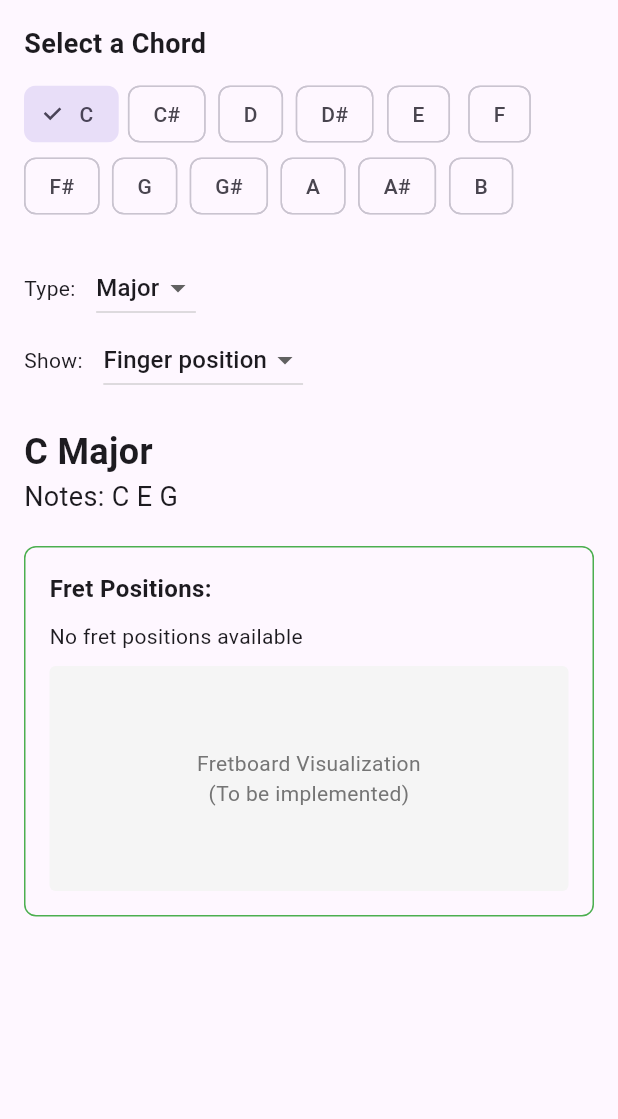
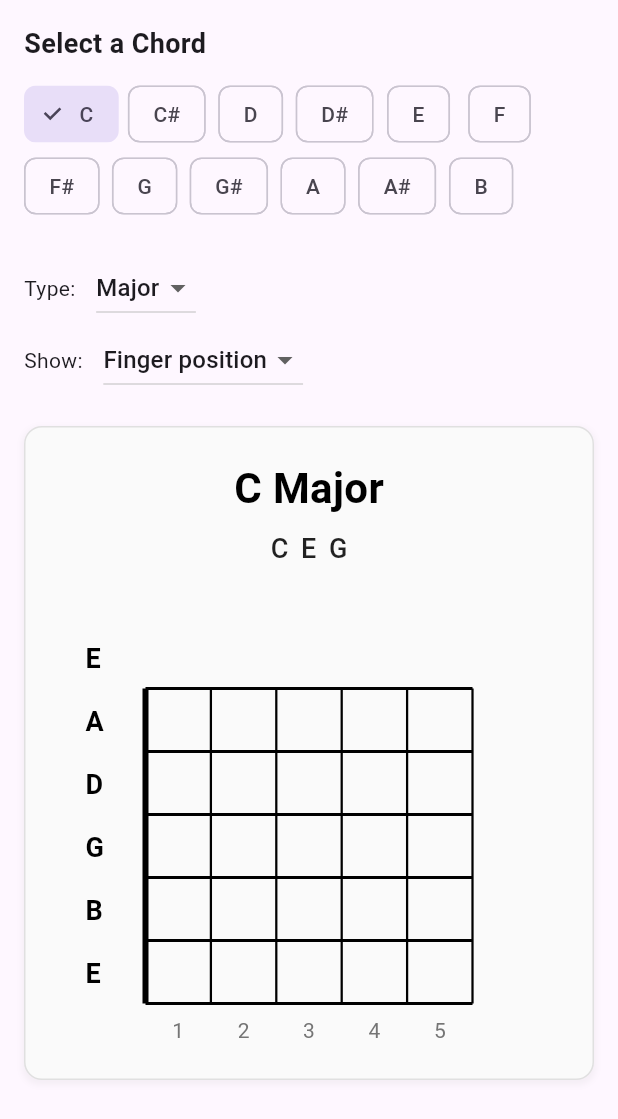
Before and after one commit to isurika23/Guitar-Pal, a Flutter app: the ChordPracticePage screen opened directly with empty values, on a phone screen of 412 x 824 dp. Shown: the top 1119 px of the screen. Run offline on Flutter 3.47's test engine with Material 3 defaults, Android fonts, the phone set to English and light mode, and no system bars; our stand-ins replace flutter_blue_plus.

Commit message:
feat: add FretboardWidget for displaying chord and scale positions_in progress

```diff
--- a/mobile_app/lib/main.dart
+++ b/mobile_app/lib/main.dart
@@ -5,6 +5,7 @@ import 'package:flutter/material.dart';
 import 'package:flutter/services.dart';
 import 'package:flutter_blue_plus/flutter_blue_plus.dart';
 import 'services/bluetooth_service.dart';
+import 'widgets/fret_board_widget.dart';
 
 // Entry point of the application
 void main() {
@@ -580,20 +581,28 @@ class _ScalePracticePageState extends State<ScalePracticePage> {
               },
             ),
 
-            SizedBox(height: 20),
+            // SizedBox(height: 20),
 
-            // Display selected scale and notes
-            Text(
-              "$selectedNote $scaleType Scale",
-              style: TextStyle(fontSize: 24, fontWeight: FontWeight.bold),
+            // // Display selected scale and notes
+            // Text(
+            //   "$selectedNote $scaleType Scale",
+            //   style: TextStyle(fontSize: 24, fontWeight: FontWeight.bold),
+            // ),
+            // Text(
+            //   "Notes: ${scaleNotes.join(" ")}",
+            //   style: TextStyle(fontSize: 18),
+            // ),
+
+            // Use the new FretboardWidget for scales
+            FretboardWidget(
+              fretPositions: [], // Not used for scales
+              title: "Scale Fretboard",
+              isScaleMode: true,
+              scalePositions: scalePositions,
+              selectedNote: selectedNote,
+              selectedType: scaleType,
+              notes: scaleNotes,
             ),
-            Text(
-              "Notes: ${scaleNotes.join(" ")}",
-              style: TextStyle(fontSize: 18),
-            ),
-
-            // Scale position display
-            ScalePositionWidget(scalePositions: scalePositions),
           ],
         ),
       ),
@@ -750,7 +759,7 @@ class _ChordPracticePageState extends State<ChordPracticePage> {
     }
   }
 
-  @override
+   @override
   Widget build(BuildContext context) {
     return Scaffold(
       body: SingleChildScrollView(
@@ -786,22 +795,27 @@ class _ChordPracticePageState extends State<ChordPracticePage> {
               },
             ),
 
-            SizedBox(height: 20),
+            // SizedBox(height: 20),
 
-            // Display selected chord and notes
-            Text(
-              "$selectedNote $chordType",
-              style: TextStyle(fontSize: 24, fontWeight: FontWeight.bold),
-            ),
-            Text(
-              "Notes: ${chordNotes.join(" ")}",
-              style: TextStyle(fontSize: 18),
-            ),
+            // // Display selected chord and notes
+            // Text(
+            //   "$selectedNote $chordType",
+            //   style: TextStyle(fontSize: 24, fontWeight: FontWeight.bold),
+            // ),
+            // Text(
+            //   "Notes: ${chordNotes.join(" ")}",
+            //   style: TextStyle(fontSize: 18),
+            // ),
 
-            // Fretboard display
+            // Use the new FretboardWidget for chords
             FretboardWidget(
               fretPositions: fretPositions,
               noStrumStrings: noStrumStrings,
+              title: "Chord Fretboard",
+              isScaleMode: false,
+              selectedNote: selectedNote,
+              selectedType: chordType,
+              notes: chordNotes,
             ),
           ],
         ),
@@ -810,68 +824,68 @@ class _ChordPracticePageState extends State<ChordPracticePage> {
   }
 }
 
-/// ---------------- Fretboard Widget ----------------
-class FretboardWidget extends StatelessWidget {
-  final List<int> fretPositions;
-  final List<String> noStrumStrings;
+// /// ---------------- Fretboard Widget ----------------
+// class FretboardWidget extends StatelessWidget {
+//   final List<int> fretPositions;
+//   final List<String> noStrumStrings;
 
-  const FretboardWidget({
-    required this.fretPositions,
-    required this.noStrumStrings,
-    Key? key,
-  }) : super(key: key);
+//   const FretboardWidget({
+//     required this.fretPositions,
+//     required this.noStrumStrings,
+//     Key? key,
+//   }) : super(key: key);
 
-  @override
-  Widget build(BuildContext context) {
-    return Container(
-      margin: EdgeInsets.symmetric(vertical: 20),
-      padding: EdgeInsets.all(16),
-      decoration: BoxDecoration(
-        border: Border.all(color: Colors.green),
-        borderRadius: BorderRadius.circular(8),
-      ),
-      child: Column(
-        crossAxisAlignment: CrossAxisAlignment.start,
-        children: [
-          Text(
-            "Fret Positions:",
-            style: TextStyle(fontSize: 16, fontWeight: FontWeight.bold),
-          ),
-          SizedBox(height: 10),
-          Text(
-            fretPositions.isNotEmpty
-                ? fretPositions.toString()
-                : "No fret positions available",
-            style: TextStyle(fontSize: 14),
-          ),
-          if (noStrumStrings.isNotEmpty) ...[
-            SizedBox(height: 10),
-            Text(
-              "Don't strum: ${noStrumStrings.join(', ')}",
-              style: TextStyle(fontSize: 14, color: Colors.red),
-            ),
-          ],
-          SizedBox(height: 10),
-          Container(
-            height: 150,
-            width: double.infinity,
-            decoration: BoxDecoration(
-              color: Colors.grey[100],
-              borderRadius: BorderRadius.circular(4),
-            ),
-            child: Center(
-              child: Text(
-                "Fretboard Visualization\n(To be implemented)",
-                textAlign: TextAlign.center,
-                style: TextStyle(fontSize: 14, color: Colors.grey[600]),
-              ),
-            ),
-          ),
-        ],
-      ),
-    );
-  }
-}
+//   @override
+//   Widget build(BuildContext context) {
+//     return Container(
+//       margin: EdgeInsets.symmetric(vertical: 20),
+//       padding: EdgeInsets.all(16),
+//       decoration: BoxDecoration(
+//         border: Border.all(color: Colors.green),
+//         borderRadius: BorderRadius.circular(8),
+//       ),
+//       child: Column(
+//         crossAxisAlignment: CrossAxisAlignment.start,
+//         children: [
+//           Text(
+//             "Fret Positions:",
+//             style: TextStyle(fontSize: 16, fontWeight: FontWeight.bold),
+//           ),
+//           SizedBox(height: 10),
+//           Text(
+//             fretPositions.isNotEmpty
+//                 ? fretPositions.toString()
+//                 : "No fret positions available",
+//             style: TextStyle(fontSize: 14),
+//           ),
+//           if (noStrumStrings.isNotEmpty) ...[
+//             SizedBox(height: 10),
+//             Text(
+//               "Don't strum: ${noStrumStrings.join(', ')}",
+//               style: TextStyle(fontSize: 14, color: Colors.red),
+//             ),
+//           ],
+//           SizedBox(height: 10),
+//           Container(
+//             height: 150,
+//             width: double.infinity,
+//             decoration: BoxDecoration(
+//               color: Colors.grey[100],
+//               borderRadius: BorderRadius.circular(4),
+//             ),
+//             child: Center(
+//               child: Text(
+//                 "Fretboard Visualization\n(To be implemented)",
+//                 textAlign: TextAlign.center,
+//                 style: TextStyle(fontSize: 14, color: Colors.grey[600]),
+//               ),
+//             ),
+//           ),
+//         ],
+//       ),
+//     );
+//   }
+//}
 
 /// ---------------- Reusable Music Selection Widget ----------------
 class MusicSelectionWidget extends StatelessWidget {
--- /dev/null
+++ b/mobile_app/lib/widgets/fret_board_widget.dart
@@ -0,0 +1,317 @@
+import 'package:flutter/material.dart';
+
+/// A reusable fretboard widget that displays finger positions for chords and scales
+class FretboardWidget extends StatelessWidget {
+  final List<int> fretPositions;
+  final List<String> noStrumStrings;
+  final String title;
+  final bool isScaleMode;
+  final List<List<int>>? scalePositions;
+  final String selectedNote;
+  final String selectedType;
+  final List<String> notes;
+
+  const FretboardWidget({
+    required this.fretPositions,
+    this.noStrumStrings = const [],
+    this.title = "Fretboard",
+    this.isScaleMode = false,
+    this.scalePositions,
+    required this.selectedNote,
+    required this.selectedType,
+    required this.notes,
+    Key? key,
+  }) : super(key: key);
+
+  @override
+  Widget build(BuildContext context) {
+    return Container(
+      margin: EdgeInsets.symmetric(vertical: 20),
+      padding: EdgeInsets.all(20),
+      decoration: BoxDecoration(
+        border: Border.all(color: Colors.grey[300]!, width: 1),
+        borderRadius: BorderRadius.circular(12),
+        color: Colors.grey[50],
+        boxShadow: [
+          BoxShadow(
+            color: Colors.grey.withOpacity(0.1),
+            spreadRadius: 1,
+            blurRadius: 3,
+            offset: Offset(0, 2),
+          ),
+        ],
+      ),
+      child: Column(
+        children: [
+          // Chord/Scale name
+          Text(
+            "$selectedNote $selectedType",
+            style: TextStyle(
+              fontSize: 28,
+              fontWeight: FontWeight.bold,
+              color: Colors.black,
+            ),
+          ),
+          SizedBox(height: 8),
+
+          // Notes display
+          Text(
+            notes.join(" "),
+            style: TextStyle(
+              fontSize: 18,
+              fontWeight: FontWeight.w500,
+              color: Colors.black87,
+              letterSpacing: 2,
+            ),
+          ),
+          SizedBox(height: 20),
+
+          // Fretboard visualization
+          _buildFretboard(),
+        ],
+      ),
+    );
+  }
+
+  Widget _buildFretboard() {
+    return Container(
+      height: 300,
+      width: double.infinity,
+      child: CustomPaint(
+        painter: FretboardPainter(
+          fretPositions: fretPositions,
+          noStrumStrings: noStrumStrings,
+          isScaleMode: isScaleMode,
+          scalePositions: scalePositions,
+        ),
+      ),
+    );
+  }
+}
+
+/// Custom painter for drawing the fretboard
+class FretboardPainter extends CustomPainter {
+  final List<int> fretPositions;
+  final List<String> noStrumStrings;
+  final bool isScaleMode;
+  final List<List<int>>? scalePositions;
+
+  FretboardPainter({
+    required this.fretPositions,
+    required this.noStrumStrings,
+    this.isScaleMode = false,
+    this.scalePositions,
+  });
+
+  @override
+  void paint(Canvas canvas, Size size) {
+    final stringPaint = Paint()
+      ..color = Colors.black
+      ..strokeWidth = 2.0;
+
+    final fretPaint = Paint()
+      ..color = Colors.black
+      ..strokeWidth = 1.5;
+
+    final nutPaint = Paint()
+      ..color = Colors.black
+      ..strokeWidth = 4.0;
+
+    final fingerPaint = Paint()
+      ..color = Colors.red
+      ..style = PaintingStyle.fill;
+
+    final openStringPaint = Paint()
+      ..color = Colors.green
+      ..style = PaintingStyle.stroke
+      ..strokeWidth = 3.0;
+
+    final noStrumPaint = Paint()
+      ..color = Colors.red
+      ..strokeWidth = 3.0;
+
+    // Guitar string names (from low E to high e)
+    final stringNames = ['E', 'A', 'D', 'G', 'B', 'E'];
+
+    // Constants for fretboard layout
+    const int numStrings = 6;
+    const int numFrets = 5;
+    final double topMargin = 60; // Increased to accommodate string names at top
+    final double bottomMargin = 30;
+    final double sideMargin = 60;
+
+    final double fretboardHeight = size.height - topMargin - bottomMargin;
+    final double fretboardWidth = size.width - (sideMargin * 2);
+    final double stringSpacing = fretboardHeight / (numStrings - 1);
+    final double fretSpacing = fretboardWidth / numFrets;
+
+    final textPainter = TextPainter(textDirection: TextDirection.ltr);
+
+    // Draw string names at the TOP of each string (above the fretboard)
+    for (int i = 0; i < numStrings; i++) {
+      final y = topMargin + (i * stringSpacing);
+
+      textPainter.text = TextSpan(
+        text: stringNames[i],
+        style: TextStyle(
+          color: Colors.black,
+          fontSize: 18,
+          fontWeight: FontWeight.bold,
+        ),
+      );
+      textPainter.layout();
+
+      // Position string names above each string line
+      textPainter.paint(
+        canvas,
+        Offset(20, y - textPainter.height - 10), // Above the string line
+      );
+    }
+
+    // Draw strings (horizontal lines)
+    for (int i = 0; i < numStrings; i++) {
+      final y = topMargin + (i * stringSpacing);
+      canvas.drawLine(
+        Offset(sideMargin, y),
+        Offset(sideMargin + fretboardWidth, y),
+        stringPaint,
+      );
+    }
+
+    // Draw nut (thick line at the beginning)
+    canvas.drawLine(
+      Offset(sideMargin, topMargin),
+      Offset(sideMargin, topMargin + fretboardHeight),
+      nutPaint,
+    );
+
+    // Draw frets (vertical lines)
+    for (int i = 1; i <= numFrets; i++) {
+      final x = sideMargin + (i * fretSpacing);
+      canvas.drawLine(
+        Offset(x, topMargin),
+        Offset(x, topMargin + fretboardHeight),
+        fretPaint,
+      );
+    }
+
+    // Draw fret numbers below the fretboard
+    for (int i = 1; i <= numFrets; i++) {
+      final x = sideMargin + ((i - 0.5) * fretSpacing);
+      textPainter.text = TextSpan(
+        text: i.toString(),
+        style: TextStyle(color: Colors.grey[600], fontSize: 14),
+      );
+      textPainter.layout();
+      textPainter.paint(
+        canvas,
+        Offset(x - textPainter.width / 2, size.height - 20),
+      );
+    }
+
+    if (isScaleMode && scalePositions != null) {
+      _drawScalePositions(canvas, size, topMargin, sideMargin, stringSpacing, fretSpacing);
+    } else {
+      _drawChordPositions(canvas, size, topMargin, sideMargin, stringSpacing, fretSpacing,
+                         fingerPaint, openStringPaint, noStrumPaint, textPainter);
+    }
+  }
+
+  void _drawChordPositions(Canvas canvas, Size size, double topMargin, double sideMargin,
+                          double stringSpacing, double fretSpacing, Paint fingerPaint,
+                          Paint openStringPaint, Paint noStrumPaint, TextPainter textPainter) {
+
+    // Draw finger positions for chords
+    for (int stringIndex = 0; stringIndex < fretPositions.length && stringIndex < 6; stringIndex++) {
+      final fret = fretPositions[stringIndex];
+      final y = topMargin + (stringIndex * stringSpacing);
+
+      if (fret > 0 && fret <= 5) {
+        // Draw finger position (filled circle)
+        final x = sideMargin + ((fret - 0.5) * fretSpacing);
+        canvas.drawCircle(
+          Offset(x, y),
+          12,
+          fingerPaint,
+        );
+
+        // Draw fret number on the circle (white text)
+        textPainter.text = TextSpan(
+          text: fret.toString(),
+          style: TextStyle(
+            color: Colors.white,
+            fontSize: 12,
+            fontWeight: FontWeight.bold,
+          ),
+        );
+        textPainter.layout();
+        textPainter.paint(
+          canvas,
+          Offset(x - textPainter.width / 2, y - textPainter.height / 2),
+        );
+      } else if (fret == 0) {
+        // Open string - draw circle at the nut
+        canvas.drawCircle(
+          Offset(sideMargin - 15, y),
+          8,
+          openStringPaint,
+        );
+      }
+    }
+
+    // Mark strings that shouldn't be strummed
+    final stringNames = ['E', 'A', 'D', 'G', 'B', 'E'];
+    for (String noStrumString in noStrumStrings) {
+      int stringIndex = stringNames.indexOf(noStrumString);
+      if (stringIndex >= 0 && stringIndex < 6) {
+        final y = topMargin + (stringIndex * stringSpacing);
+        // Draw X mark for no strum (at the nut area)
+        final x = sideMargin - 15;
+        canvas.drawLine(
+          Offset(x - 6, y - 6),
+          Offset(x + 6, y + 6),
+          noStrumPaint,
+        );
+        canvas.drawLine(
+          Offset(x + 6, y - 6),
+          Offset(x - 6, y + 6),
+          noStrumPaint,
+        );
+      }
+    }
+  }
+
+  void _drawScalePositions(Canvas canvas, Size size, double topMargin, double sideMargin,
+                          double stringSpacing, double fretSpacing) {
+    final scalePaint = Paint()
+      ..color = Colors.blue
+      ..style = PaintingStyle.fill;
+
+    // Draw scale positions
+    for (int stringIndex = 0; stringIndex < scalePositions!.length && stringIndex < 6; stringIndex++) {
+      final positions = scalePositions![stringIndex];
+      final y = topMargin + (stringIndex * stringSpacing);
+
+      for (int fret in positions) {
+        if (fret > 0 && fret <= 5) {
+          final x = sideMargin + ((fret - 0.5) * fretSpacing);
+          canvas.drawCircle(
+            Offset(x, y),
+            8,
+            scalePaint,
+          );
+        } else if (fret == 0) {
+          // Open string
+          canvas.drawCircle(
+            Offset(sideMargin - 15, y),
+            8,
+            scalePaint,
+          );
+        }
+      }
+    }
+  }
+
+  @override
+  bool shouldRepaint(covariant CustomPainter oldDelegate) => true;
+}
```
